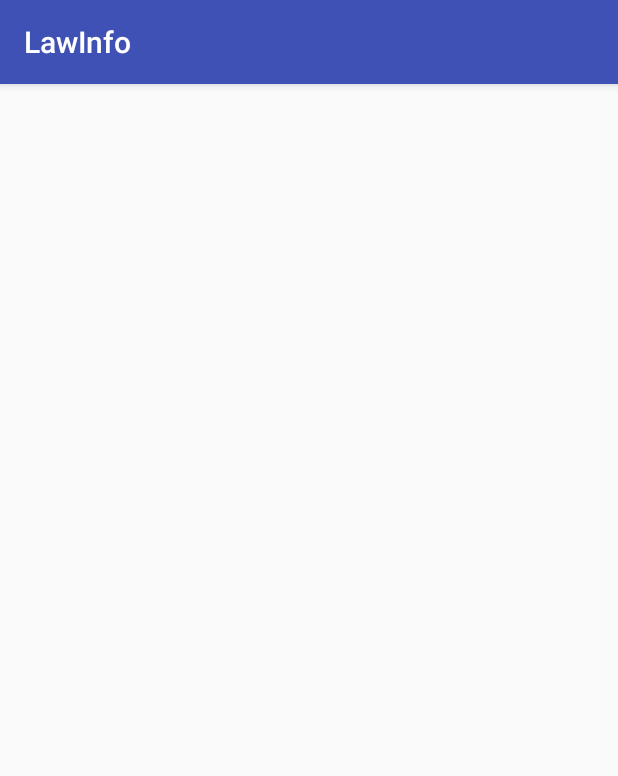
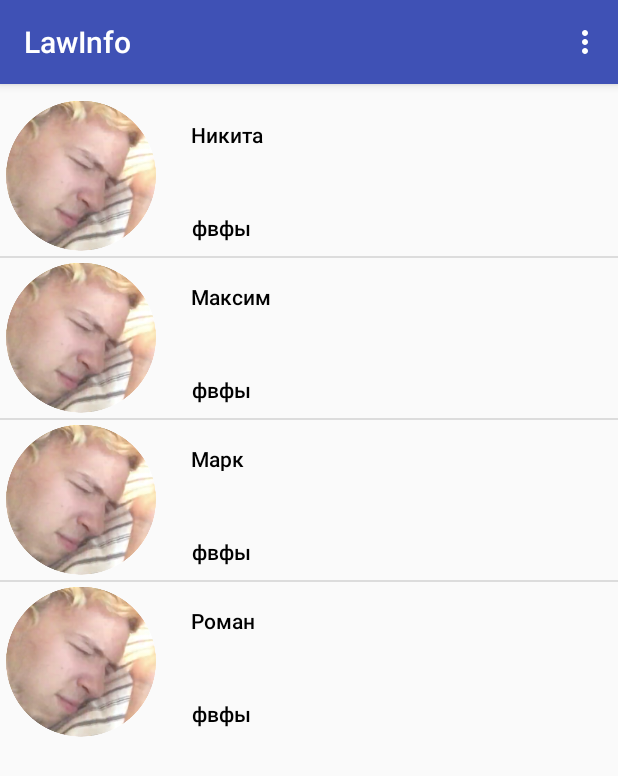
Before and after one commit to nikitko43/LawInfo, an Android app: the screen it shows after launch (MainActivity), on a phone screen of 412 x 824 dp. Shown: the top 776 px of the screen. Run offline under Robolectric (Android 15) with nearby library versions, the phone set to English and light mode, and no system bars.

Commit message:
Сделал + неработающее меню

```diff
--- a/app/src/main/java/com/lawteam/lawinfo/MainActivity.java
+++ b/app/src/main/java/com/lawteam/lawinfo/MainActivity.java
@@ -1,15 +1,21 @@
 package com.lawteam.lawinfo;
 
+import android.app.Activity;
 import android.content.Context;
 import android.support.v7.app.AppCompatActivity;
 import android.os.Bundle;
+import android.view.ActionMode;
 import android.view.LayoutInflater;
+import android.view.Menu;
+import android.view.MenuInflater;
+import android.view.MenuItem;
 import android.view.View;
 import android.view.ViewGroup;
 import android.widget.BaseAdapter;
 import android.widget.ImageView;
 import android.widget.ListView;
 import android.widget.TextView;
+import android.widget.Toolbar;
 
 import java.util.ArrayList;
 import java.util.List;
@@ -19,10 +25,11 @@ class TeamAdapter extends BaseAdapter {
     LayoutInflater lInflater;
     ArrayList<Person> team;
 
-    TeamAdapter(Context context, ArrayList<Person> _team) {
+    public TeamAdapter(Context context, ArrayList<Person> _team) {
         ctx = context;
         team = _team;
-        lInflater = LayoutInflater.from(context);
+        lInflater = (LayoutInflater) ctx
+                .getSystemService(Context.LAYOUT_INFLATER_SERVICE);
     }
 
     // кол-во элементов
@@ -46,7 +53,6 @@ class TeamAdapter extends BaseAdapter {
     // пункт списка
     @Override
     public View getView(int position, View convertView, ViewGroup parent) {
-        // используем созданные, но не используемые view
         View view = convertView;
         if (view == null) {
             view = lInflater.inflate(R.layout.item, parent, false);
@@ -57,13 +63,13 @@ class TeamAdapter extends BaseAdapter {
         // заполняем View в пункте списка данными
         // и картинка
         ((TextView) view.findViewById(R.id.textName)).setText(p.getName());
-        ((TextView) view.findViewById(R.id.textGroup)).setText(p.getGroup());
-        // ((ImageView) view.findViewById(R.id.photo)).setImageResource(p.image); <- фото
+        ((TextView) view.findViewById(R.id.textWorkingOn)).setText(p.getWorkingOn());
+        ((ImageView) view.findViewById(R.id.photo)).setImageResource(R.mipmap.lexech);
 
         return view;
     }
 
-    Person getPerson(int position) {
+    private Person getPerson(int position) {
         return ((Person) getItem(position));
     }
 
@@ -74,19 +80,26 @@ public class MainActivity extends AppCompatActivity {
 
     ArrayList<Person> team = new ArrayList<Person>();
     TeamAdapter teamAdapter;
+
+    @Override
+    public boolean onCreateOptionsMenu(Menu menu) {
+        getMenuInflater().inflate(R.menu.context_menu, menu);
+        return true;
+    }
+
     @Override
     protected void onCreate(Bundle savedInstanceState) {
-        ListView lv = findViewById(R.id.mainListView);
-        team.add(new Person("Никита", "ИУ5", "фвфы", "dsf"));
-        team.add(new Person("Максим", "ИУ5", "фвфы", "dsf"));
-        team.add(new Person("Марк", "ИУ5", "фвфы", "dsf"));
-        team.add(new Person("Роман", "ИУ5", "фвфы", "dsf"));
+        team.add(new Person("Никита", "ИУ5", "фвфы", "dsf", "asdas"));
+        team.add(new Person("Максим", "ИУ5", "фвфы", "dsf", "asda"));
+        team.add(new Person("Марк", "ИУ5", "фвфы", "dsf", "asdas"));
+        team.add(new Person("Роман", "ИУ5", "фвфы", "dsf", "dss"));
 
-        teamAdapter = new TeamAdapter(this, team);
-
-        lv.setAdapter(teamAdapter);
+        teamAdapter = new TeamAdapter(getApplicationContext(), team);
 
         super.onCreate(savedInstanceState);
         setContentView(R.layout.activity_main);
+
+        ListView lv = (ListView) findViewById(R.id.mainListView);
+        lv.setAdapter(teamAdapter);
     }
 }
--- a/app/src/main/java/com/lawteam/lawinfo/Person.java
+++ b/app/src/main/java/com/lawteam/lawinfo/Person.java
@@ -9,12 +9,14 @@ public class Person {
     private String urlPhoto;
     private String group;
     private String workingOn;
+    private String desctription;
 
-    Person(String _name, String _group, String _workingOn, String _urlPhoto){
+    Person(String _name, String _group, String _workingOn, String _urlPhoto, String _description){
         name = _name;
         group = _group;
         workingOn = _workingOn;
         urlPhoto = _urlPhoto;
+        desctription = _description;
     }
 
     String getName(){
@@ -26,7 +28,6 @@ public class Person {
     String getWorkingOn(){
         return workingOn;
     }
-    String getUrlPhoto(){
-        return urlPhoto;
-    }
+    String getUrlPhoto(){ return urlPhoto;}
+    String getDesctription() {return desctription;}
 }
--- a/app/src/main/res/layout/activity_main.xml
+++ b/app/src/main/res/layout/activity_main.xml
@@ -8,8 +8,8 @@
 
     <ListView
         android:id="@+id/mainListView"
-        android:layout_width="368dp"
-        android:layout_height="231dp"
+        android:layout_width="wrap_content"
+        android:layout_height="wrap_content"
         android:layout_marginEnd="8dp"
         android:layout_marginStart="8dp"
         android:layout_marginTop="8dp"
--- a/app/src/main/res/layout/item.xml
+++ b/app/src/main/res/layout/item.xml
@@ -1,56 +1,60 @@
 <?xml version="1.0" encoding="utf-8"?>
-<android.support.constraint.ConstraintLayout
-    xmlns:android="http://schemas.android.com/apk/res/android"
+<android.support.constraint.ConstraintLayout xmlns:android="http://schemas.android.com/apk/res/android"
     xmlns:app="http://schemas.android.com/apk/res-auto"
     xmlns:tools="http://schemas.android.com/tools"
     android:layout_width="match_parent"
     android:layout_height="wrap_content"
-    android:orientation="horizontal">
+    android:orientation="horizontal"
+    tools:layout_editor_absoluteY="81dp">
 
     <ImageView
         android:id="@+id/photo"
-        android:layout_width="wrap_content"
-        android:layout_height="wrap_content"
+        android:layout_width="100dp"
+        android:layout_height="100dp"
         android:layout_marginBottom="3dp"
-        android:layout_marginStart="3dp"
+        android:layout_marginStart="4dp"
         android:layout_marginTop="3dp"
+        android:visibility="visible"
         app:layout_constraintBottom_toBottomOf="parent"
         app:layout_constraintStart_toStartOf="parent"
         app:layout_constraintTop_toTopOf="parent"
+        app:layout_constraintVertical_bias="0.0"
         app:srcCompat="@mipmap/lexech" />
 
-    <android.support.constraint.ConstraintLayout
-        android:id="@+id/constraintLayout"
-        android:layout_width="249dp"
-        android:layout_height="wrap_content"
-        android:layout_marginEnd="8dp"
-        android:layout_marginStart="8dp"
-        app:layout_constraintEnd_toEndOf="parent"
-        app:layout_constraintStart_toEndOf="@+id/photo">
+    <ImageView
+        android:id="@+id/imageView"
+        android:layout_width="100dp"
+        android:layout_height="100dp"
+        android:layout_marginStart="4dp"
+        android:layout_marginTop="3dp"
+        android:background="@mipmap/circle"
+        android:visibility="visible"
+        app:layout_constraintStart_toStartOf="parent"
+        app:layout_constraintTop_toTopOf="parent"
+        app:srcCompat="@mipmap/circle" />
 
     <TextView
         android:id="@+id/textName"
         android:layout_width="wrap_content"
-            android:layout_height="wrap_content"
+        android:layout_height="18dp"
+        android:layout_marginStart="23dp"
+        android:layout_marginTop="16dp"
         android:text="Имя Фамилия"
-            tools:layout_editor_absoluteX="16dp"
-            tools:layout_editor_absoluteY="16dp" />
+        android:textAppearance="@style/TextAppearance.AppCompat.Body2"
+        android:textColor="#000000"
+        app:layout_constraintStart_toEndOf="@+id/photo"
+        app:layout_constraintTop_toTopOf="parent" />
 
     <TextView
-            android:id="@+id/textGroup"
+        android:id="@+id/textWorkingOn"
         android:layout_width="wrap_content"
         android:layout_height="wrap_content"
-            android:text="Группа"
-            tools:layout_editor_absoluteX="16dp"
-            tools:layout_editor_absoluteY="48dp" />
-
-        <TextView
-            android:id="@+id/textDescription"
-            android:layout_width="wrap_content"
-            android:layout_height="wrap_content"
-            android:text="Что нибудь еще"
-            tools:layout_editor_absoluteX="16dp"
-            tools:layout_editor_absoluteY="89dp" />
-    </android.support.constraint.ConstraintLayout>
+        android:layout_marginStart="24dp"
+        android:layout_marginTop="44dp"
+        android:text="TextView"
+        android:textAppearance="@style/TextAppearance.AppCompat.Body2"
+        android:textColor="#000000"
+        app:layout_constraintStart_toEndOf="@+id/photo"
+        app:layout_constraintTop_toBottomOf="@+id/textName" />
 
 </android.support.constraint.ConstraintLayout>
--- /dev/null
+++ b/app/src/main/res/menu/context_menu.xml
@@ -0,0 +1,14 @@
+<?xml version="1.0" encoding="utf-8"?>
+
+
+<menu xmlns:tools="http://schemas.android.com/tools"
+    xmlns:app="http://schemas.android.com/apk/res-auto"
+    xmlns:android="http://schemas.android.com/apk/res/android">
+
+    <item android:id="@+id/first"
+        android:title="First"
+        android:icon="@android:drawable/ic_menu_edit"/>
+    <item android:id="@+id/second"
+        android:title="Second"
+        android:icon="@android:drawable/ic_menu_edit"/>
+</menu>
--- a/app/src/main/res/values/strings.xml
+++ b/app/src/main/res/values/strings.xml
@@ -1,3 +1,4 @@
 <resources>
     <string name="app_name">LawInfo</string>
+    <string name="menu">Menu</string>
 </resources>
```
Also changed, not shown: app/src/main/res/mipmap-hdpi/circle.png (added), app/src/main/res/mipmap-hdpi/lexech.png, 93 other files. Lines whose indentation alone changed are shown as unchanged.
